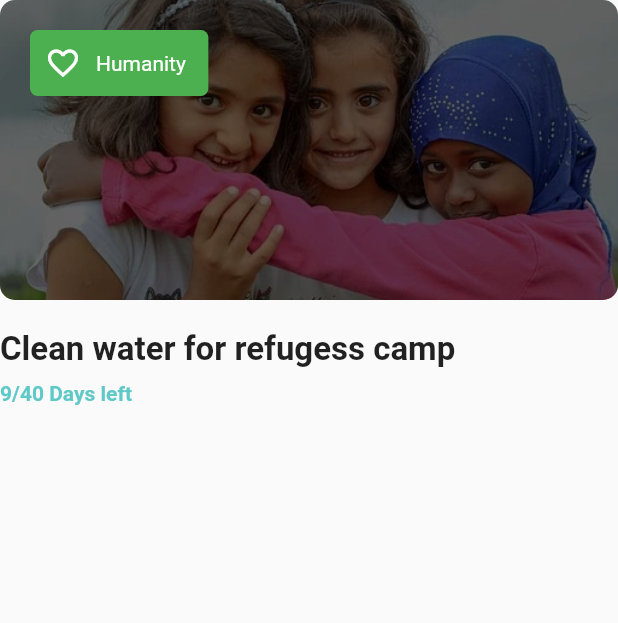
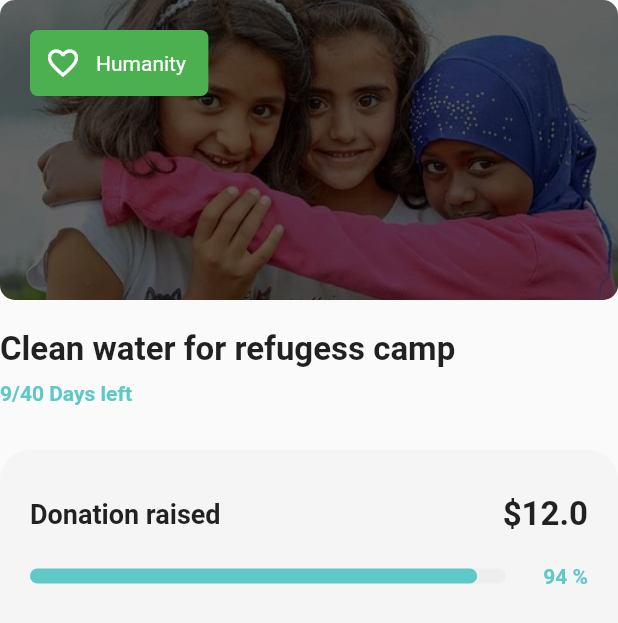
Before and after one commit to vasanth2929/donation-app, a Flutter app: the IssueDetail widget shown alone on an empty page, opened directly with sample values from the repository, on a phone screen of 412 x 824 dp. Shown: the top 623 px of the screen. Run offline on Flutter 3.47's test engine with Material 2 defaults, Android fonts, the phone set to English and light mode, and no system bars; our stand-ins replace get.

Commit message:
update: dynamic percentage calculator

```diff
--- a/lib/controller/donation_controller.dart
+++ b/lib/controller/donation_controller.dart
@@ -9,7 +9,8 @@ class DonationController extends GetxController {
     Issue(
         id: "1",
         daysLeft: 9,
-        amount: 12.765,
+        totalAmaount: 12.765,
+        amount: 12.0,
         title: "Clean water for refugess camp",
         category: 'Humanity',
         categoryIcon: Icons.favorite_border_outlined,
@@ -18,6 +19,7 @@ class DonationController extends GetxController {
       id: "2",
       amount: 17.786,
       daysLeft: 12,
+      totalAmaount: 50.65,
       categoryIcon: Icons.book,
       imageUrl: "assets/images/education.webp",
       title: "Help refugee get better education",
@@ -25,6 +27,7 @@ class DonationController extends GetxController {
     ),
     Issue(
         id: "3",
+        totalAmaount: 500,
         categoryIcon: Icons.travel_explore,
         daysLeft: 9,
         amount: 202.765,
@@ -34,6 +37,7 @@ class DonationController extends GetxController {
     Issue(
       id: "4",
       amount: 17.786,
+      totalAmaount: 41,
       categoryIcon: Icons.healing_outlined,
       daysLeft: 12,
       category: 'Health',
--- a/lib/models/issue_model.dart
+++ b/lib/models/issue_model.dart
@@ -8,9 +8,11 @@ class Issue {
   final id;
   final category;
   final IconData categoryIcon;
+  final totalAmaount ;
 
   Issue(
       {required this.title,
+      required this.totalAmaount,
       required this.id,
       required this.category,
       required this.amount,
--- a/lib/widgets/detail/issue_detail.dart
+++ b/lib/widgets/detail/issue_detail.dart
@@ -5,6 +5,10 @@ class IssueDetail extends StatelessWidget {
   final Issue issue;
 
   IssueDetail({required this.issue});
+
+  getPercent() {
+    return ((issue.amount / issue.totalAmaount) * 100).round();
+  }
 
   @override
   Widget build(BuildContext context) {
@@ -74,6 +78,67 @@ class IssueDetail extends StatelessWidget {
           "9/40 Days left",
           style:
               TextStyle(color: Color(0xFF5fc9c8), fontWeight: FontWeight.w600),
+        ),
+        Container(
+          decoration: BoxDecoration(
+              color: Colors.grey[100], borderRadius: BorderRadius.circular(20)),
+          margin: EdgeInsets.only(top: 30),
+          padding: EdgeInsets.symmetric(vertical: 30, horizontal: 20),
+          height: 135,
+          child: Column(
+            children: [
+              Row(
+                mainAxisAlignment: MainAxisAlignment.spaceBetween,
+                children: [
+                  Text(
+                    "Donation raised",
+                    style: TextStyle(fontSize: 18, fontWeight: FontWeight.bold),
+                  ),
+                  Text(
+                    "\$${issue.amount}",
+                    style: TextStyle(fontSize: 22, fontWeight: FontWeight.bold),
+                  )
+                ],
+              ),
+              SizedBox(
+                height: 20,
+              ),
+              Row(
+                children: [
+                  Expanded(
+                    child: Stack(
+                      children: [
+                        Container(
+                          height: 10,
+                          decoration: BoxDecoration(
+                              color: Colors.grey[200],
+                              borderRadius: BorderRadius.circular(10)),
+                        ),
+                        Positioned(child: LayoutBuilder(
+                          builder: (b, c) {
+                            return Container(
+                              height: 10,
+                              width: c.maxWidth * getPercent() / 100,
+                              decoration: BoxDecoration(
+                                  color: Color(0xFF5fc9c8),
+                                  borderRadius: BorderRadius.circular(10)),
+                            );
+                          },
+                        ))
+                      ],
+                    ),
+                  ),
+                  SizedBox(
+                    width: 25,
+                  ),
+                  Text("${getPercent()} %",
+                      style: TextStyle(
+                          color: Color(0xFF5fc9c8),
+                          fontWeight: FontWeight.bold))
+                ],
+              )
+            ],
+          ),
         )
       ],
     );
```
